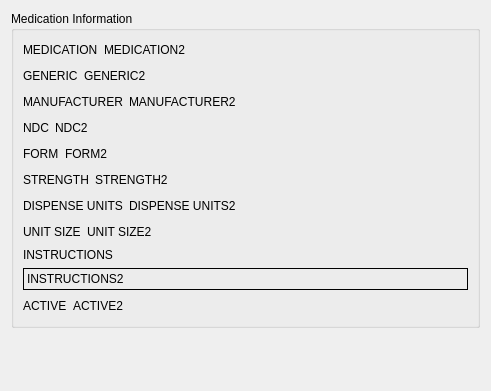
Before: the Qt Designer form src/db/drugdisplay.ui in kyledevans/Medicine-Track, drawn with Qt 5.
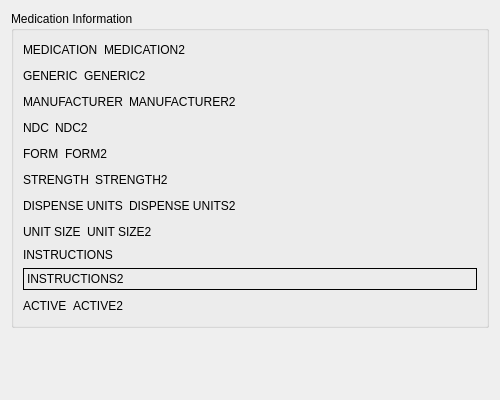
After: the same form once the commit is applied.

The edit to the form file:
```diff
--- a/src/db/drugdisplay.ui
+++ b/src/db/drugdisplay.ui
@@ -6,8 +6,8 @@
    <rect>
     <x>0</x>
     <y>0</y>
-    <width>491</width>
-    <height>391</height>
+    <width>500</width>
+    <height>400</height>
    </rect>
   </property>
   <property name="windowTitle">
```
